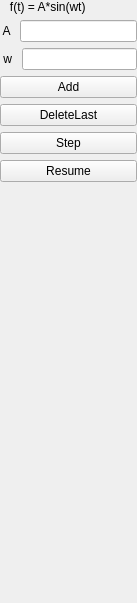
zwkno1/wave, file controlwidget.ui: the form before one commit.
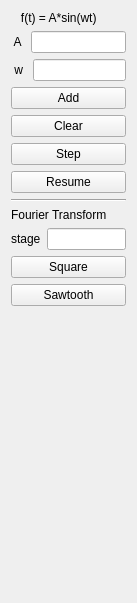
The form after the commit.

```diff
--- a/controlwidget.ui
+++ b/controlwidget.ui
@@ -14,21 +14,6 @@
    <string>Form</string>
   </property>
   <layout class="QVBoxLayout" name="verticalLayout">
-   <property name="spacing">
-    <number>6</number>
-   </property>
-   <property name="leftMargin">
-    <number>0</number>
-   </property>
-   <property name="topMargin">
-    <number>0</number>
-   </property>
-   <property name="rightMargin">
-    <number>0</number>
-   </property>
-   <property name="bottomMargin">
-    <number>0</number>
-   </property>
    <item>
     <widget class="QLabel" name="label_3">
      <property name="text">
@@ -74,7 +59,7 @@
    <item>
     <widget class="QPushButton" name="pushButton_deleteLast">
      <property name="text">
-      <string>DeleteLast</string>
+      <string>Clear</string>
      </property>
     </widget>
    </item>
@@ -92,6 +77,48 @@
      </property>
     </widget>
    </item>
+   <item>
+    <widget class="Line" name="line">
+     <property name="orientation">
+      <enum>Qt::Horizontal</enum>
+     </property>
+    </widget>
+   </item>
+   <item>
+    <widget class="QLabel" name="label_5">
+     <property name="text">
+      <string>Fourier Transform</string>
+     </property>
+    </widget>
+   </item>
+   <item>
+    <layout class="QHBoxLayout" name="horizontalLayout_3">
+     <item>
+      <widget class="QLabel" name="label_4">
+       <property name="text">
+        <string>stage</string>
+       </property>
+      </widget>
+     </item>
+     <item>
+      <widget class="QLineEdit" name="lineEdit_stage"/>
+     </item>
+    </layout>
+   </item>
+   <item>
+    <widget class="QPushButton" name="pushButton_squareWave">
+     <property name="text">
+      <string>Square</string>
+     </property>
+    </widget>
+   </item>
+   <item>
+    <widget class="QPushButton" name="pushButton_sawtooth">
+     <property name="text">
+      <string>Sawtooth</string>
+     </property>
+    </widget>
+   </item>
    <item>
     <spacer name="verticalSpacer">
      <property name="orientation">
```
Left out of the diff: 2 changed lines with no effect on the pictures.
